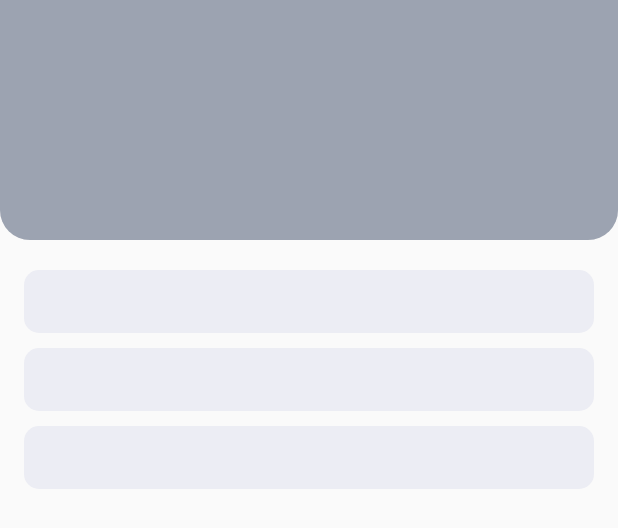
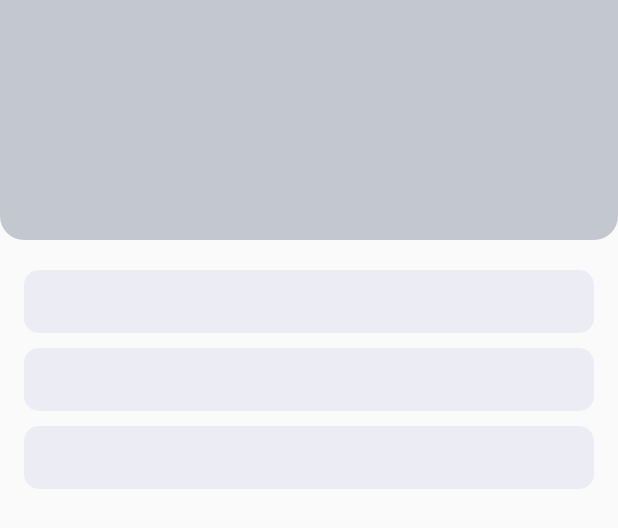
Before and after one commit to trackofficial/Memo-App, an Android app built with Jetpack Compose: the layout activity_view_note.xml on its own in the app's theme, with its tools: preview values and no code run, on a phone screen of 412 x 824 dp. Shown: the top 528 px of the screen. Run offline under Robolectric (Android 15) with nearby library versions, the phone set to English and light mode, and no system bars.

Commit message:
Memo Vers. 1.01.1.1 (beta) 1.Подогнал форму блоков под форму в Figma 2. Изменил закругление блоков у edit и add xml - файлах

```diff
--- a/app/src/main/res/drawable/for_image_add_edit.xml
+++ b/app/src/main/res/drawable/for_image_add_edit.xml
@@ -2,7 +2,7 @@
 <shape xmlns:android="http://schemas.android.com/apk/res/android">
     <solid android:color="@color/stroke_block"></solid>
     <corners
-        android:bottomRightRadius="18dp"
-        android:bottomLeftRadius="18dp">
+        android:bottomRightRadius="16dp"
+        android:bottomLeftRadius="16dp">
     </corners>
 </shape>
--- a/app/src/main/res/drawable/form_for_other_button.xml
+++ b/app/src/main/res/drawable/form_for_other_button.xml
@@ -1,5 +1,5 @@
 <?xml version="1.0" encoding="utf-8"?>
 <shape xmlns:android="http://schemas.android.com/apk/res/android">
     <solid android:color="@color/navigate_block_color"></solid>
-    <corners android:radius="20dp"></corners>
+    <corners android:radius="12dp"></corners>
 </shape>
--- a/app/src/main/res/layout/activity_view_note.xml
+++ b/app/src/main/res/layout/activity_view_note.xml
@@ -2,18 +2,18 @@
 <LinearLayout xmlns:android="http://schemas.android.com/apk/res/android"
     android:orientation="vertical"
     android:layout_width="match_parent"
+    xmlns:app="http://schemas.android.com/apk/res-auto"
     android:layout_height="match_parent">
     <FrameLayout
         android:layout_width="match_parent"
-    android:background="@drawable/image_shape"
+        android:background="@drawable/for_image_add_edit"
         android:layout_height="wrap_content">
-    <ImageView
+        <com.google.android.material.imageview.ShapeableImageView
             android:id="@+id/noteImageView"
-        android:background="@drawable/image_shape"
             android:layout_width="match_parent"
             android:layout_height="160dp"
             android:scaleType="centerCrop"
-        android:adjustViewBounds="false"/>
+            app:shapeAppearanceOverlay="@style/RoundedCornersOneSide" />
     </FrameLayout>
 
     <TextView
--- a/app/src/main/res/values/styles.xml
+++ b/app/src/main/res/values/styles.xml
@@ -8,8 +8,8 @@
     <style name="RoundedCornersOneSide">
         <item name="cornerFamily">rounded</item>
         <item name="cornerSizeTopRight">0dp</item>
-        <item name="cornerSizeBottomRight">18dp</item>
+        <item name="cornerSizeBottomRight">16dp</item>
         <item name="cornerSizeTopLeft">0dp</item>
-        <item name="cornerSizeBottomLeft">18dp</item>
+        <item name="cornerSizeBottomLeft">16dp</item>
     </style>
 </resources>
```
Also changed, not shown: app/src/main/res/layout/activity_add_note.xml (+4 -4 lines), app/src/main/res/layout/activity_edit_note.xml (+4 -4 lines), app/src/main/res/layout/note_item.xml (+4 -4 lines), app/src/main/res/layout/note_item_h.xml (+4 -4 lines), app/src/main/res/drawable/export_image_pin.png. Lines whose indentation alone changed are shown as unchanged.
